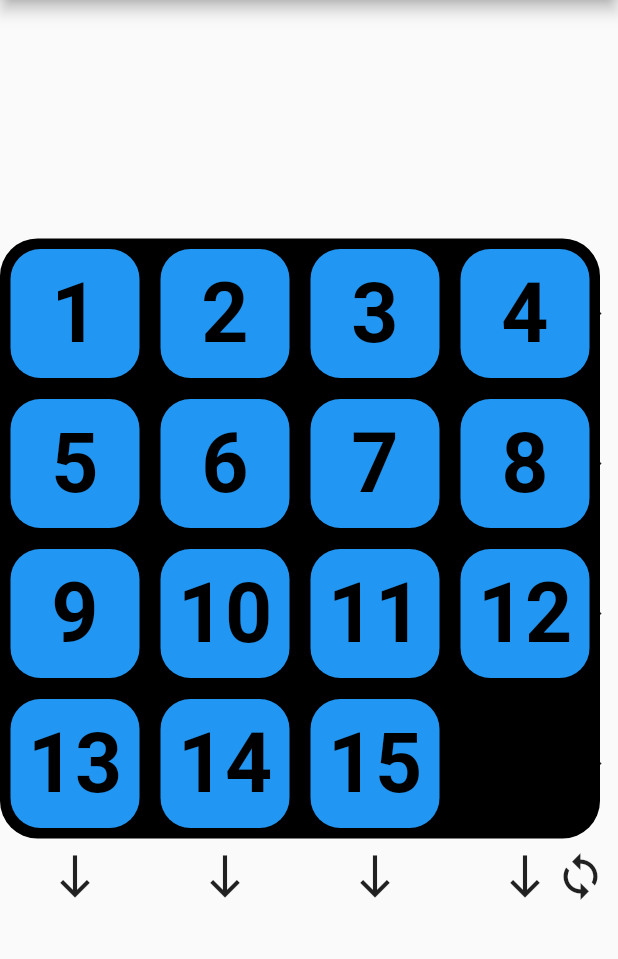
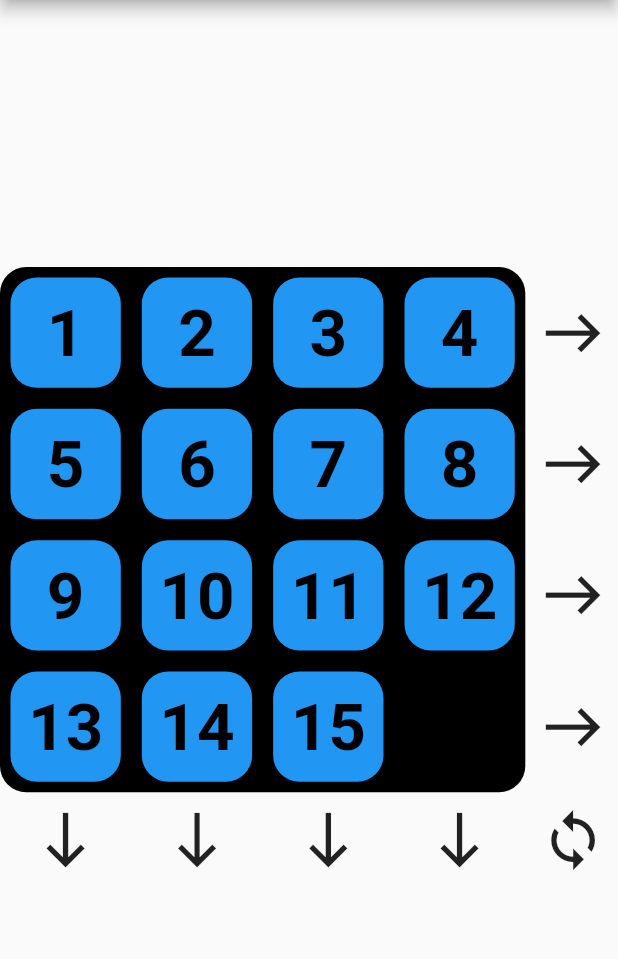
Before and after one commit to jordanmosakowski/double_slide, a Flutter app: the screen it shows after launch, on a phone screen of 412 x 824 dp, the part 84-1043 px from its top. Run offline on Flutter 3.47's test engine with Material 2 defaults, Android fonts, the phone set to English and light mode, and no system bars; our stand-ins replace google_fonts; Roboto replaces fonts that are missing (Oxygen).

Commit message:
Puzzle scaling to screen

```diff
--- a/lib/classes/home.dart
+++ b/lib/classes/home.dart
@@ -1,3 +1,4 @@
+import 'dart:math';
 
 import 'package:flutter/material.dart';
 import 'package:puzzle_hack/classes/enums.dart';
@@ -37,12 +38,10 @@ class _HomeState extends State<Home> with TickerProviderStateMixin{
     curve: Curves.easeInOut,
   ));
 
-  List<SlideMove?> moveOptions = List.empty();
-
   @override
   void initState(){
     super.initState();
-    clearMoveOptions();
+    puzzle.clearMoveOptions();
     _slideController.addStatusListener((status) {
       if (status == AnimationStatus.completed) {
         puzzle.clearAnimations();
@@ -50,54 +49,7 @@ class _HomeState extends State<Home> with TickerProviderStateMixin{
     });
   }
 
-  PuzzlePiece? pieceToMove;
-
-  void clearMoveOptions(){
-    moveOptions = List.filled(puzzle.size * puzzle.size, null);
-  }
-
-  void pieceTap(PuzzleFace face, PuzzlePiece piece, int i, List<SlideMove> moves){
-    setState((){
-      // print("Tapped ${piece.color} ${piece.value}");
-      if(pieceToMove !=null && moveOptions[i]!=null){
-        puzzle.clearAnimations();
-        face.movePiece(pieceToMove!,_slideController, moveOptions[i]!);
-        clearMoveOptions();
-        _slideController.forward(from: 0.0);
-        pieceToMove = null;
-      }
-      else if(pieceToMove == piece){
-        clearMoveOptions();
-        pieceToMove = null;
-      }
-      else if(moves.length == 1){
-        clearMoveOptions();
-        puzzle.clearAnimations();
-        pieceToMove = null;
-        face.movePiece(piece, _slideController, moves.first);
-        _slideController.forward(from: 0.0);
-      }
-      else{
-        pieceToMove = piece;
-        for(SlideMove m in moves){
-          if(m == SlideMove.up){
-            moveOptions[i-4] = SlideMove.up;
-          }
-          else if(m == SlideMove.down){
-            moveOptions[i+4] = SlideMove.down;
-          }
-          else if(m == SlideMove.left){
-            moveOptions[i-1] = SlideMove.left;
-          }
-          else if(m == SlideMove.right){
-            moveOptions[i+1] = SlideMove.right;
-          }
-        }
-      }
-    });
-  }
-
-  Widget buildPiece(bool isFront, int i){
+  Widget buildPiece(bool isFront, int i, double faceSize){
     PuzzleFace face = isFront ? puzzle.front : puzzle.back;
     PuzzlePiece piece = face.pieces[i];
     List<SlideMove> moves = face.canMovePiece(piece);
@@ -107,9 +59,14 @@ class _HomeState extends State<Home> with TickerProviderStateMixin{
       index: i,
       puzzleSize: puzzle.size,
       slideNone: _slideNone,
-      move: moveOptions[i],
-      onTap: (((pieceToMove==null || pieceToMove == piece) && moves.isNotEmpty) || moveOptions[i] !=null) ?
-          (){pieceTap(face,piece,i,moves);} : null,
+      faceSize: faceSize,
+      move: puzzle.moveOptions[i],
+      onTap: (((puzzle.pieceToMove==null || puzzle.pieceToMove == piece) && moves.isNotEmpty)
+      || puzzle.moveOptions[i] !=null) ?  (){
+        setState(() {
+          puzzle.pieceTap(face,piece,i,moves,_slideController);
+        });
+      } : null,
     );
   }
 
@@ -130,59 +87,84 @@ class _HomeState extends State<Home> with TickerProviderStateMixin{
         ],
       ),
       body: Center(
-        child: SizedBox(
-          width: 450,
-          height: 450,
+        child: LayoutBuilder(
+          builder: (context,BoxConstraints constraints) {
+            int size = max(min(min(constraints.maxWidth.toInt(),
+              constraints.maxHeight.toInt()),700),150);
+            double usableSize = size * 0.85;
+            return SizedBox(
+              width: size.toDouble(),
+              height: size.toDouble(),
               child: Stack(
                 children: [
                   Positioned(
-                top: 0, left: 0, width: 400, height: 400,
+                    top: 0, left: 0, width: usableSize, height: usableSize,
                     child: Container(
-                  decoration: const BoxDecoration(
+                      decoration: BoxDecoration(
                         color: Colors.black,
-                    borderRadius: BorderRadius.all(Radius.circular(25)),
+                        borderRadius: BorderRadius.all(Radius.circular(usableSize * 0.05)),
                       ),
                     )
                   ),
+                  Positioned(
+                    bottom: 0,
+                    left: 0,
+                    width: usableSize,
+                    child: Row(
+                      mainAxisAlignment: MainAxisAlignment.spaceAround,
+                      children: [
                         for(int i=0; i<puzzle.size; i++)
                           MoveButton(
                             (){
                                 puzzle.flipVertically(i);
-                      clearMoveOptions();
                                 _flipController.forward(from: 0.0);
                             },
                             Icons.south,
-                  bottom: 0,
-                  left: i * 400 / puzzle.size + 25,
+                            iconSize: usableSize / puzzle.size * 0.5,
                           ),
+                      ]
+                    ),
+                  ),
+                  Positioned(
+                    right: 0,
+                    top: 0,
+                    height: usableSize,
+                    child: Column(
+                      mainAxisAlignment: MainAxisAlignment.spaceAround,
+                      children: [
                         for(int i=0; i<puzzle.size; i++)
                           MoveButton(
                             (){
                               puzzle.flipHorizontally(i);
-                    clearMoveOptions();
                               _flipController.forward(from: 0.0);
                             },
                             Icons.east,
-                  top: i * 400 / puzzle.size + 25,
+                            iconSize: usableSize / puzzle.size * 0.5,
+                          ),
+                      ],
+                    )
+                  ),
+                  Positioned(
+                    bottom: 0,
                     right: 0,
-                ),
-              MoveButton(
+                    child: MoveButton(
                         (){
                           puzzle.flipAll();
-                    clearMoveOptions();
                           _flipController.forward(from: 0.0);
                         },
                         Icons.sync,
-                  bottom: 0,
-                  right: 0,
+                        iconSize: usableSize / puzzle.size * 0.5,
+                      ),
                   ),
                   for(int i=0; i<puzzle.size * puzzle.size; i++)
                     ...[
-                    buildPiece(true,i),
-                    buildPiece(false,i)
+                      buildPiece(true,i,usableSize),
+                      buildPiece(false,i,usableSize)
                     ],
                 ]
               )
+            );
+          }
         )
       )
     );
--- a/lib/classes/puzzle.dart
+++ b/lib/classes/puzzle.dart
@@ -64,6 +64,7 @@ class Puzzle {
         front.pieces[row * size + i],back.pieces[row * size + i]
       ]);
     }
+    clearMoveOptions();
   }
 
   void flipVertically(int col){
@@ -77,6 +78,7 @@ class Puzzle {
         front.pieces[i * size + col],back.pieces[(size-i-1) * size + (size-col-1)]
       ]);
     }
+    clearMoveOptions();
   }
   void flipAll(){
     late PuzzlePiece buffer;
@@ -91,6 +93,53 @@ class Puzzle {
         ]);
       }
     }
+    clearMoveOptions();
+  }
+
+  List<SlideMove?> moveOptions = List.empty();
+
+  PuzzlePiece? pieceToMove;
+
+  void clearMoveOptions(){
+    moveOptions = List.filled(size * size, null);
+  }
+
+  void pieceTap(PuzzleFace face, PuzzlePiece piece, int i, List<SlideMove> moves, AnimationController _slideController){
+    if(pieceToMove !=null && moveOptions[i]!=null){
+      clearAnimations();
+      face.movePiece(pieceToMove!,_slideController, moveOptions[i]!);
+      clearMoveOptions();
+      _slideController.forward(from: 0.0);
+      pieceToMove = null;
+    }
+    else if(pieceToMove == piece){
+      clearMoveOptions();
+      pieceToMove = null;
+    }
+    else if(moves.length == 1){
+      clearMoveOptions();
+      clearAnimations();
+      pieceToMove = null;
+      face.movePiece(piece, _slideController, moves.first);
+      _slideController.forward(from: 0.0);
+    }
+    else{
+      pieceToMove = piece;
+      for(SlideMove m in moves){
+        if(m == SlideMove.up){
+          moveOptions[i-4] = SlideMove.up;
+        }
+        else if(m == SlideMove.down){
+          moveOptions[i+4] = SlideMove.down;
+        }
+        else if(m == SlideMove.left){
+          moveOptions[i-1] = SlideMove.left;
+        }
+        else if(m == SlideMove.right){
+          moveOptions[i+1] = SlideMove.right;
+        }
+      }
+    }
   }
 
 }
--- a/lib/move_button.dart
+++ b/lib/move_button.dart
@@ -1,22 +1,20 @@
 import 'package:flutter/material.dart';
 
 class MoveButton extends StatelessWidget {
-  const MoveButton(this.onTap, this.icon, { this.top, this.bottom, this.right, this.left, Key? key }) : super(key: key);
+  const MoveButton(this.onTap, this.icon, {
+    this.top, this.bottom, this.right, this.left,
+    required this.iconSize,
+    Key? key }) : super(key: key);
   final double? top, bottom, right, left;
   final VoidCallback onTap;
   final IconData icon;
+  final double iconSize;
   @override
   Widget build(BuildContext context) {
-    return Positioned(
-      top: top,
-      bottom: bottom,
-      right: right,
-      left: left,
-      child: IconButton(
-        icon: Icon(icon),
-        iconSize: 34,
-        onPressed: onTap,
-      )
+    return IconButton(
+      icon: Icon(icon),
+      iconSize: iconSize,
+      onPressed: onTap,
     );
   }
 }
--- a/lib/piece.dart
+++ b/lib/piece.dart
@@ -1,5 +1,4 @@
 import 'dart:math';
-
 import 'package:flutter/material.dart';
 import 'package:puzzle_hack/classes/enums.dart';
 import 'package:puzzle_hack/classes/piece.dart';
@@ -10,12 +9,14 @@ class PieceWidget extends StatelessWidget {
     {
       Key? key,
       required this.flipText,
-      required this.move
+      required this.move,
+      required this.pieceSize
     }) : super(key: key);
 
   final PuzzlePiece piece;
   final bool flipText;
   final SlideMove? move;
+  final double pieceSize;
 
   Color getColor(PuzzlePiece piece) {
     switch (piece.color) {
@@ -32,12 +33,12 @@ class PieceWidget extends StatelessWidget {
   Widget build(BuildContext context) {
     return Container(
       decoration: BoxDecoration(
-        borderRadius: BorderRadius.circular(20),
+        borderRadius: BorderRadius.circular(pieceSize * 0.2),
         color: getColor(piece),
       ),
       child: move != null ? Icon(
           move!.icon,
-          size: 45,
+          size: pieceSize * 0.4,
           color: piece.color == PuzzleColor.empty ? Colors.white : Colors.black,
         ) : (piece.color != PuzzleColor.empty
       ? Center(
@@ -46,10 +47,10 @@ class PieceWidget extends StatelessWidget {
           alignment: FractionalOffset.center,
           child: Text(
             piece.value.toString(),
-            style: const TextStyle(
+            style: TextStyle(
               color: Colors.black,
               fontWeight: FontWeight.bold,
-              fontSize: 55
+              fontSize: pieceSize * 0.5
             ),
           )
         ),
--- a/lib/transformed_piece.dart
+++ b/lib/transformed_piece.dart
@@ -17,6 +17,7 @@ class TransformedPiece extends StatelessWidget {
     required this.slideNone,
     required this.move,
     required this.onTap,
+    required this.faceSize,
     Key? key }) : super(key: key);
   final PuzzleFace face;
   final bool isFront;
@@ -25,9 +26,9 @@ class TransformedPiece extends StatelessWidget {
   final Animation<Offset> slideNone;
   final VoidCallback? onTap;
   final SlideMove? move;
+  final double faceSize;
 
   Matrix4 getPieceRotation(PuzzleFace face, int index){
-    const double faceSize = 400;
     final double pieceSize = faceSize / puzzleSize;
     double pieceX = (index % puzzleSize) * pieceSize + pieceSize/2 - faceSize/2;
     double pieceY = (index/puzzleSize).floor() * pieceSize + pieceSize/2 - faceSize/2;
@@ -36,7 +37,7 @@ class TransformedPiece extends StatelessWidget {
     double pieceAnim = piece.rotateAnimation?.value.toDouble() ?? 0.0;
 
     Matrix4 translate1 = Matrix4.translation(vec.Vector3(pieceX, pieceY,0));
-    Matrix4 translate2 = Matrix4.translation(vec.Vector3(150, 150, 0));
+    Matrix4 translate2 = Matrix4.translation(vec.Vector3(faceSize/2 - pieceSize/2, faceSize/2 - pieceSize/2, 0));
     Matrix4 rotateY = Matrix4.identity()..rotate(vec.Vector3(0,1,0), (isFront ? 0 : 180) * pi / 180);
     Matrix4 rotateFlip = Matrix4.identity()..rotate(piece.direction, pieceAnim * pi / 180);
 
@@ -62,16 +63,17 @@ class TransformedPiece extends StatelessWidget {
       child: SlideTransition(
         position: piece.slideAnimation ?? slideNone,
         child: SizedBox(
-          width: 400 / puzzleSize,
-          height: 400 / puzzleSize,
+          width: faceSize / puzzleSize,
+          height: faceSize / puzzleSize,
           child: Padding(
-            padding: const EdgeInsets.all(7.0),
+            padding: EdgeInsets.all(faceSize / puzzleSize * 0.08),
             child: InkWell(
               onTap: onTap,
               child: PieceWidget(
                 piece,
                 flipText: flipText,
                 move: move,
+                pieceSize: faceSize / puzzleSize,
               )
             ),
           ),
```
Lines whose indentation alone changed are shown as unchanged.
